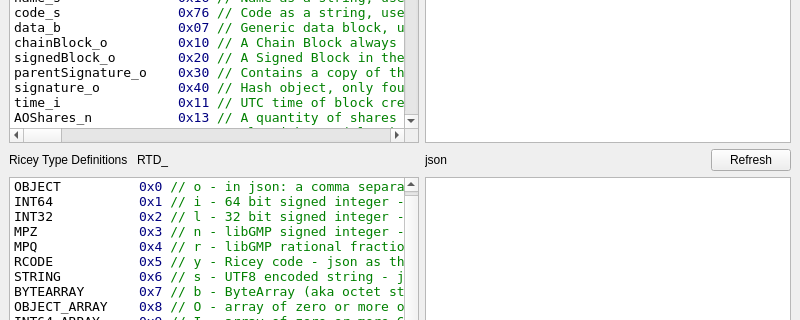
This is apps/CodeForm2021/mainwindow.ui in assignonward/aosuite as Qt 5 draws it before an edit; both pictures show x 0 to 800 and y 154 to 474 of the 800 by 600 pixel window. The edited form follows.
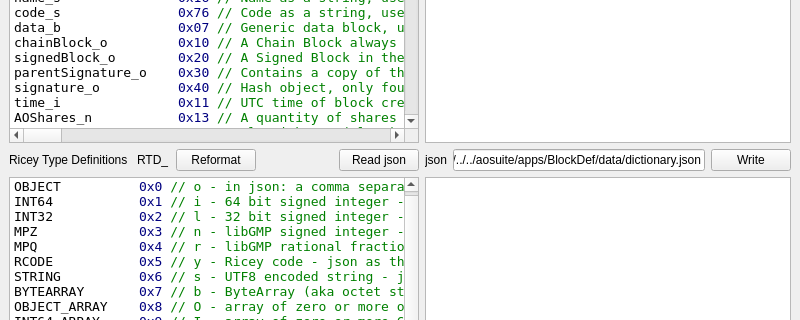
This is the edited form. Icons and pictures are not drawn.

Commit message: reading dictionary in CodeForm app

The edit to the form file:
```diff
--- a/apps/CodeForm2021/mainwindow.ui
+++ b/apps/CodeForm2021/mainwindow.ui
@@ -90,13 +90,6 @@
       </property>
      </widget>
     </item>
-    <item row="2" column="6">
-     <widget class="QPushButton" name="refresh">
-      <property name="text">
-       <string>Refresh</string>
-      </property>
-     </widget>
-    </item>
     <item row="1" column="0" colspan="4">
      <widget class="QTextEdit" name="ricey">
       <property name="font">
@@ -117,19 +110,6 @@
       </property>
      </widget>
     </item>
-    <item row="2" column="2">
-     <spacer name="horizontalSpacer_3">
-      <property name="orientation">
-       <enum>Qt::Horizontal</enum>
-      </property>
-      <property name="sizeHint" stdset="0">
-       <size>
-        <width>40</width>
-        <height>20</height>
-       </size>
-      </property>
-     </spacer>
-    </item>
     <item row="0" column="4">
      <widget class="QLabel" name="label_2">
       <property name="text">
@@ -151,13 +131,6 @@
       </property>
      </widget>
     </item>
-    <item row="2" column="4">
-     <widget class="QLabel" name="label_4">
-      <property name="text">
-       <string>json</string>
-      </property>
-     </widget>
-    </item>
     <item row="1" column="4" colspan="3">
      <widget class="QTextEdit" name="translations">
       <property name="font">
@@ -171,6 +144,75 @@
       </property>
      </widget>
     </item>
+    <item row="2" column="4" colspan="3">
+     <layout class="QHBoxLayout" name="horizontalLayout">
+      <item>
+       <widget class="QLabel" name="label_4">
+        <property name="text">
+         <string>json</string>
+        </property>
+       </widget>
+      </item>
+      <item>
+       <widget class="QLineEdit" name="jsonPath">
+        <property name="text">
+         <string>../../../aosuite/apps/BlockDef/data/dictionary.json</string>
+        </property>
+       </widget>
+      </item>
+      <item>
+       <widget class="QPushButton" name="write">
+        <property name="text">
+         <string>Write</string>
+        </property>
+       </widget>
+      </item>
+     </layout>
+    </item>
+    <item row="0" column="2">
+     <spacer name="horizontalSpacer_3">
+      <property name="orientation">
+       <enum>Qt::Horizontal</enum>
+      </property>
+      <property name="sizeHint" stdset="0">
+       <size>
+        <width>40</width>
+        <height>20</height>
+       </size>
+      </property>
+     </spacer>
+    </item>
+    <item row="2" column="2" colspan="2">
+     <layout class="QHBoxLayout" name="horizontalLayout_2">
+      <item>
+       <widget class="QPushButton" name="reformat">
+        <property name="text">
+         <string>Reformat</string>
+        </property>
+       </widget>
+      </item>
+      <item>
+       <spacer name="horizontalSpacer_2">
+        <property name="orientation">
+         <enum>Qt::Horizontal</enum>
+        </property>
+        <property name="sizeHint" stdset="0">
+         <size>
+          <width>40</width>
+          <height>20</height>
+         </size>
+        </property>
+       </spacer>
+      </item>
+      <item>
+       <widget class="QPushButton" name="readJson">
+        <property name="text">
+         <string>Read json</string>
+        </property>
+       </widget>
+      </item>
+     </layout>
+    </item>
    </layout>
   </widget>
  </widget>
```
Left out of the diff: 12 changed lines with no effect on the pictures. The commit also changes 12 other files.
